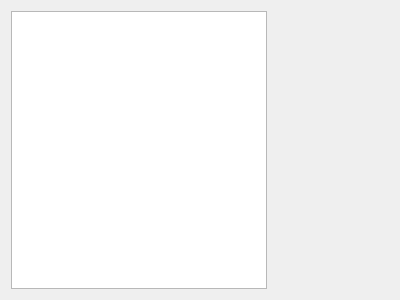
Above: src/libs/qtwidgets/centroidform.ui from qtplatz/qtplatz before the change. Below: the same form after it.
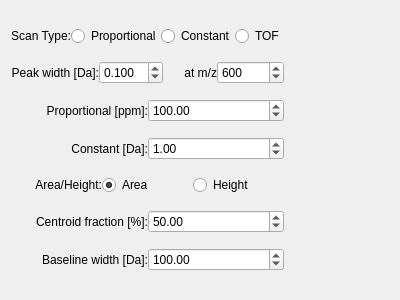
That is the form after the change.

Commit message: add centroidform on c++ code, and remove unused qml

```diff
--- a/src/libs/qtwidgets/centroidform.ui
+++ b/src/libs/qtwidgets/centroidform.ui
@@ -15,25 +15,237 @@
   </property>
   <layout class="QHBoxLayout" name="horizontalLayout_2">
    <item>
-    <layout class="QHBoxLayout" name="horizontalLayout">
+    <layout class="QVBoxLayout" name="verticalLayout">
+     <property name="spacing">
+      <number>0</number>
+     </property>
      <item>
-      <widget class="QTreeView" name="treeView"/>
+      <layout class="QHBoxLayout" name="horizontalLayout7">
+       <item>
+        <widget class="QLabel" name="label">
+         <property name="text">
+          <string>Scan Type:</string>
+         </property>
+         <property name="alignment">
+          <set>Qt::AlignRight|Qt::AlignTrailing|Qt::AlignVCenter</set>
+         </property>
+        </widget>
+       </item>
+       <item>
+        <widget class="QRadioButton" name="radioButton_propo">
+         <property name="text">
+          <string>Proportional</string>
+         </property>
+        </widget>
+       </item>
+       <item>
+        <widget class="QRadioButton" name="radioButton_constant">
+         <property name="text">
+          <string>Constant</string>
+         </property>
+        </widget>
+       </item>
+       <item>
+        <widget class="QRadioButton" name="radioButton_tof">
+         <property name="text">
+          <string>TOF</string>
+         </property>
+         <property name="checked">
+          <bool>true</bool>
+         </property>
+        </widget>
+       </item>
+      </layout>
      </item>
      <item>
-      <spacer name="horizontalSpacer">
-       <property name="orientation">
-        <enum>Qt::Horizontal</enum>
-       </property>
-       <property name="sizeHint" stdset="0">
-        <size>
-         <width>40</width>
-         <height>20</height>
-        </size>
-       </property>
-      </spacer>
+      <layout class="QHBoxLayout" name="horizontalLayout6">
+       <item>
+        <widget class="QLabel" name="label_2">
+         <property name="text">
+          <string>Peak width [Da]:</string>
+         </property>
+         <property name="alignment">
+          <set>Qt::AlignRight|Qt::AlignTrailing|Qt::AlignVCenter</set>
+         </property>
+        </widget>
+       </item>
+       <item>
+        <widget class="QDoubleSpinBox" name="doubleSpinBox_peakwidth">
+         <property name="decimals">
+          <number>3</number>
+         </property>
+         <property name="minimum">
+          <double>0.001000000000000</double>
+         </property>
+         <property name="singleStep">
+          <double>0.100000000000000</double>
+         </property>
+         <property name="value">
+          <double>0.100000000000000</double>
+         </property>
+        </widget>
+       </item>
+       <item>
+        <widget class="QLabel" name="label_3">
+         <property name="text">
+          <string>at m/z</string>
+         </property>
+         <property name="alignment">
+          <set>Qt::AlignRight|Qt::AlignTrailing|Qt::AlignVCenter</set>
+         </property>
+        </widget>
+       </item>
+       <item>
+        <widget class="QDoubleSpinBox" name="doubleSpinBox_mz">
+         <property name="decimals">
+          <number>0</number>
+         </property>
+         <property name="maximum">
+          <double>100000.000000000000000</double>
+         </property>
+         <property name="value">
+          <double>600.000000000000000</double>
+         </property>
+        </widget>
+       </item>
+      </layout>
+     </item>
+     <item>
+      <layout class="QHBoxLayout" name="horizontalLayout5">
+       <item>
+        <widget class="QLabel" name="label_4">
+         <property name="text">
+          <string>Proportional [ppm]:</string>
+         </property>
+         <property name="alignment">
+          <set>Qt::AlignRight|Qt::AlignTrailing|Qt::AlignVCenter</set>
+         </property>
+        </widget>
+       </item>
+       <item>
+        <widget class="QDoubleSpinBox" name="doubleSpinBox_proportional">
+         <property name="maximum">
+          <double>100000.000000000000000</double>
+         </property>
+         <property name="value">
+          <double>100.000000000000000</double>
+         </property>
+        </widget>
+       </item>
+      </layout>
+     </item>
+     <item>
+      <layout class="QHBoxLayout" name="horizontalLayout4">
+       <item>
+        <widget class="QLabel" name="label_5">
+         <property name="text">
+          <string>Constant [Da]:</string>
+         </property>
+         <property name="alignment">
+          <set>Qt::AlignRight|Qt::AlignTrailing|Qt::AlignVCenter</set>
+         </property>
+        </widget>
+       </item>
+       <item>
+        <widget class="QDoubleSpinBox" name="doubleSpinBox_constant">
+         <property name="value">
+          <double>1.000000000000000</double>
+         </property>
+        </widget>
+       </item>
+      </layout>
+     </item>
+     <item>
+      <layout class="QHBoxLayout" name="horizontalLayout3">
+       <item>
+        <widget class="QLabel" name="label_6">
+         <property name="text">
+          <string>Area/Height:</string>
+         </property>
+         <property name="alignment">
+          <set>Qt::AlignRight|Qt::AlignTrailing|Qt::AlignVCenter</set>
+         </property>
+        </widget>
+       </item>
+       <item>
+        <widget class="QRadioButton" name="radioButton_area">
+         <property name="text">
+          <string>Area</string>
+         </property>
+         <property name="checked">
+          <bool>true</bool>
+         </property>
+        </widget>
+       </item>
+       <item>
+        <widget class="QRadioButton" name="radioButton_height">
+         <property name="text">
+          <string>Height</string>
+         </property>
+        </widget>
+       </item>
+      </layout>
+     </item>
+     <item>
+      <layout class="QHBoxLayout" name="horizontalLayout2">
+       <item>
+        <widget class="QLabel" name="label_7">
+         <property name="text">
+          <string>Centroid fraction [%]:</string>
+         </property>
+         <property name="alignment">
+          <set>Qt::AlignRight|Qt::AlignTrailing|Qt::AlignVCenter</set>
+         </property>
+        </widget>
+       </item>
+       <item>
+        <widget class="QDoubleSpinBox" name="doubleSpinBox_centroidfraction">
+         <property name="value">
+          <double>50.000000000000000</double>
+         </property>
+        </widget>
+       </item>
+      </layout>
+     </item>
+     <item>
+      <layout class="QHBoxLayout" name="horizontalLayout1">
+       <item>
+        <widget class="QLabel" name="label_8">
+         <property name="text">
+          <string>Baseline width [Da]:</string>
+         </property>
+         <property name="alignment">
+          <set>Qt::AlignRight|Qt::AlignTrailing|Qt::AlignVCenter</set>
+         </property>
+        </widget>
+       </item>
+       <item>
+        <widget class="QDoubleSpinBox" name="doubleSpinBox_baselinewidth">
+         <property name="maximum">
+          <double>1000.000000000000000</double>
+         </property>
+         <property name="value">
+          <double>100.000000000000000</double>
+         </property>
+        </widget>
+       </item>
+      </layout>
      </item>
     </layout>
    </item>
+   <item>
+    <spacer name="horizontalSpacer">
+     <property name="orientation">
+      <enum>Qt::Horizontal</enum>
+     </property>
+     <property name="sizeHint" stdset="0">
+      <size>
+       <width>40</width>
+       <height>20</height>
+      </size>
+     </property>
+    </spacer>
+   </item>
   </layout>
  </widget>
  <resources/>
```
The commit also changes 4 other files.
